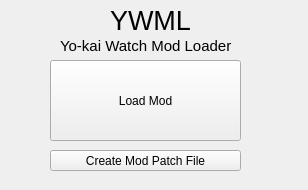
The window that mainwindow.ui (SuperTavor/YWML) describes before a commit, drawn with Qt 5.
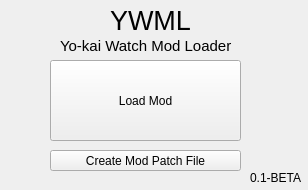
The same window after the commit.

The edit to the form file:
```diff
--- a/mainwindow.ui
+++ b/mainwindow.ui
@@ -76,6 +76,19 @@
      <string>Create Mod Patch File</string>
     </property>
    </widget>
+   <widget class="QLabel" name="versionLabel">
+    <property name="geometry">
+     <rect>
+      <x>250</x>
+      <y>170</y>
+      <width>61</width>
+      <height>16</height>
+     </rect>
+    </property>
+    <property name="text">
+     <string>0.1-BETA</string>
+    </property>
+   </widget>
   </widget>
  </widget>
  <resources/>
```
